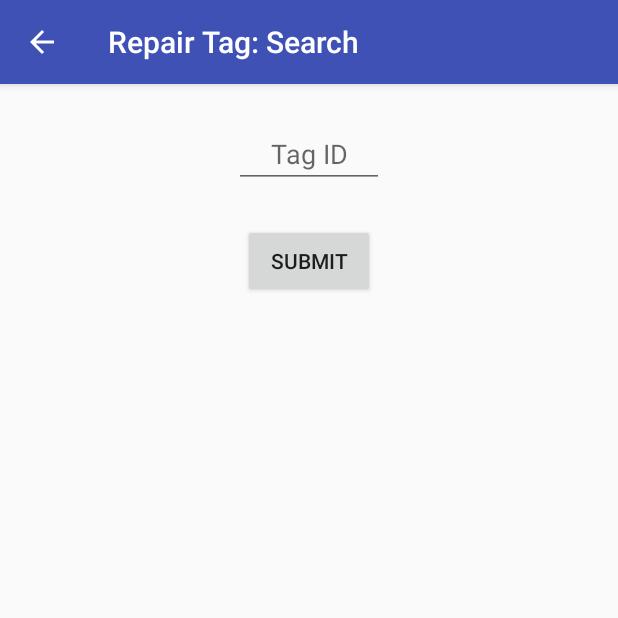
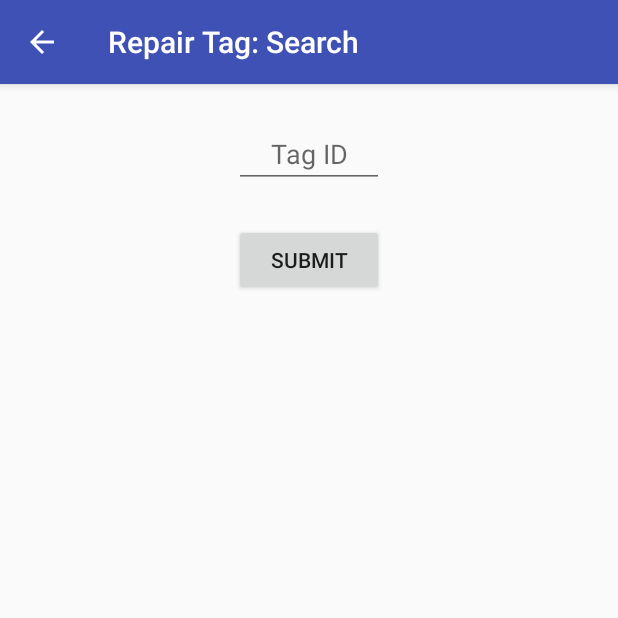
Before and after one commit to fardenml/RepairTagApp, an Android app: the SearchActivity screen opened directly, with no data from a screen before it, on a phone screen of 412 x 824 dp, the top half of it. Run offline under Robolectric (Android 15) with nearby library versions, the phone set to English and light mode, and no system bars.

Commit message:
Update html padding & button sizes

```diff
--- a/RepairTag_v4/app/src/main/res/layout/activity_pin.xml
+++ b/RepairTag_v4/app/src/main/res/layout/activity_pin.xml
@@ -67,7 +67,7 @@
 
     <Button
         android:id="@+id/buttonPinLogin"
-        android:layout_width="wrap_content"
+        android:layout_width="100dp"
         android:layout_height="wrap_content"
         android:layout_marginTop="24dp"
         android:onClick="onClick"
--- a/RepairTag_v4/app/src/main/res/layout/activity_print.xml
+++ b/RepairTag_v4/app/src/main/res/layout/activity_print.xml
@@ -14,7 +14,7 @@
 
     <TextView
         android:id="@+id/textShowInfo"
-        android:layout_width="wrap_content"
+        android:layout_width="0dp"
         android:layout_height="wrap_content"
         android:layout_marginTop="24dp"
         android:textAlignment="center"
--- a/RepairTag_v4/app/src/main/res/layout/activity_search.xml
+++ b/RepairTag_v4/app/src/main/res/layout/activity_search.xml
@@ -14,8 +14,8 @@
 
     <Button
         android:id="@+id/buttonSearchSubmit"
-        android:layout_width="wrap_content"
-        android:layout_height="49dp"
+        android:layout_width="100dp"
+        android:layout_height="wrap_content"
         android:layout_marginTop="24dp"
         android:onClick="onClick"
         android:text="Submit"
--- a/RepairTag_v4/app/src/main/res/layout/content_main.xml
+++ b/RepairTag_v4/app/src/main/res/layout/content_main.xml
@@ -27,10 +27,11 @@
         android:layout_width="match_parent"
         android:layout_height="wrap_content"
         android:layout_marginTop="10dp"
+        android:padding="30dp"
         android:textAlignment="center"
         android:textColor="@color/colorPrimaryDark"
         app:layout_constraintEnd_toEndOf="parent"
-        app:layout_constraintHorizontal_bias="1.0"
+        app:layout_constraintHorizontal_bias="0.5"
         app:layout_constraintStart_toStartOf="parent"
         app:layout_constraintTop_toBottomOf="@+id/imageHeader" />
 
```
